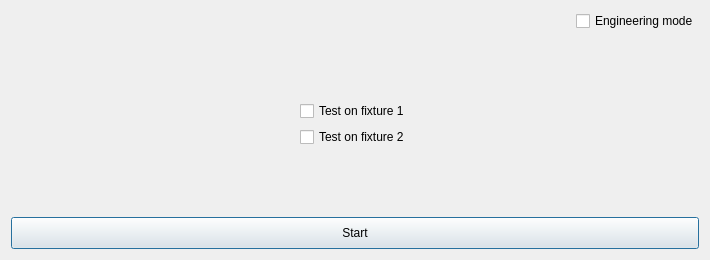
This is ui/fixture_select_dialog.ui in EasonLu1222/readByYourself as Qt 5 draws it before an edit. The edited form follows.
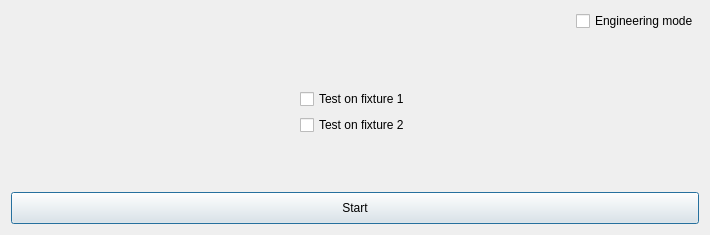
This is the edited form.

Diff of the .ui file:
```diff
--- a/ui/fixture_select_dialog.ui
+++ b/ui/fixture_select_dialog.ui
@@ -7,7 +7,7 @@
     <x>0</x>
     <y>0</y>
     <width>710</width>
-    <height>260</height>
+    <height>235</height>
    </rect>
   </property>
   <property name="windowTitle">
```
Left out of the diff: 2 changed lines with no effect on the pictures.
